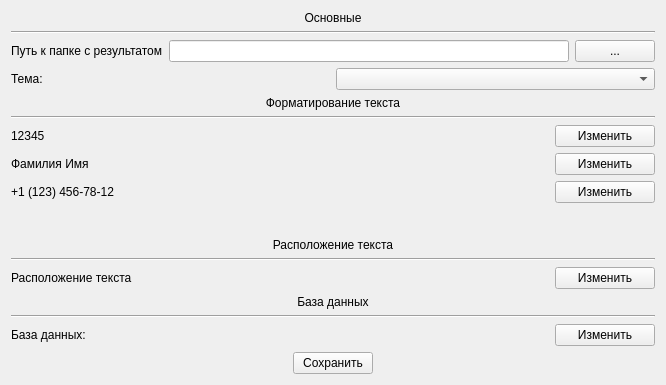
The window that source/ui/options.ui (pavel-cpp/tip) describes before a commit, drawn with Qt 5.
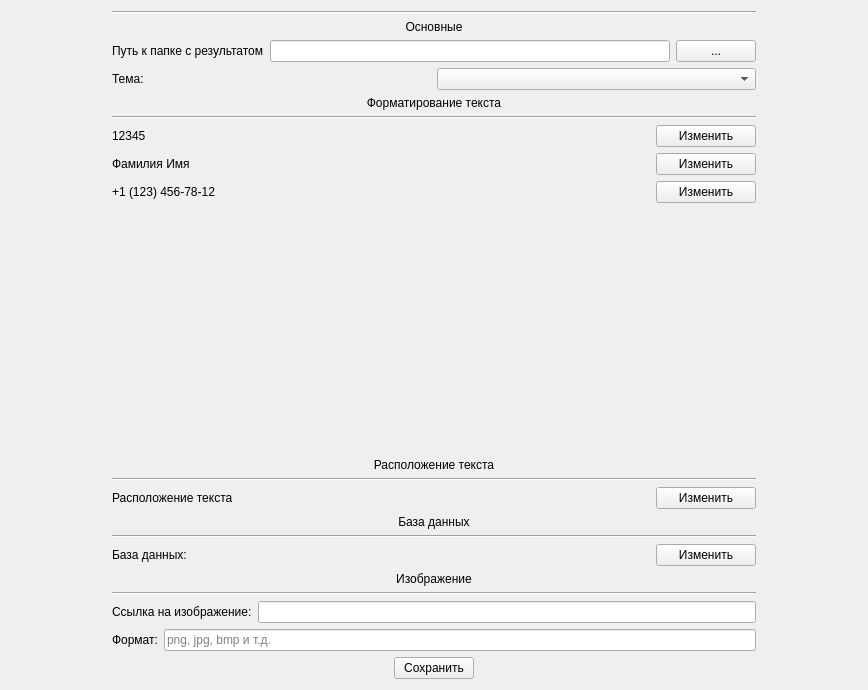
The same window after the commit. Icons and pictures are not drawn.

Commit message: added image settings

Diff of the .ui file:
```diff
--- a/source/ui/options.ui
+++ b/source/ui/options.ui
@@ -6,8 +6,8 @@
    <rect>
     <x>0</x>
     <y>0</y>
-    <width>666</width>
-    <height>385</height>
+    <width>868</width>
+    <height>690</height>
    </rect>
   </property>
   <property name="windowTitle">
@@ -17,15 +17,15 @@
    <iconset>
     <normaloff>:/YandexDisk/Work/Заказы/(7)/Beta 1.3/icon.png</normaloff>:/YandexDisk/Work/Заказы/(7)/Beta 1.3/icon.png</iconset>
   </property>
-  <layout class="QHBoxLayout" name="horizontalLayout_10">
+  <layout class="QHBoxLayout" name="horizontalLayout_11">
    <item>
-    <spacer name="horizontalSpacer_4">
+    <spacer name="horizontalSpacer_3">
      <property name="orientation">
       <enum>Qt::Horizontal</enum>
      </property>
      <property name="sizeHint" stdset="0">
       <size>
-       <width>62</width>
+       <width>61</width>
        <height>20</height>
       </size>
      </property>
@@ -35,6 +35,13 @@
     <layout class="QVBoxLayout" name="verticalLayout_6">
      <item>
       <layout class="QVBoxLayout" name="verticalLayout">
+       <item>
+        <widget class="Line" name="line_4">
+         <property name="orientation">
+          <enum>Qt::Horizontal</enum>
+         </property>
+        </widget>
+       </item>
        <item>
         <widget class="QLabel" name="general_lebel">
          <property name="toolTip">
@@ -45,13 +52,6 @@
          </property>
         </widget>
        </item>
-       <item>
-        <widget class="Line" name="line_4">
-         <property name="orientation">
-          <enum>Qt::Horizontal</enum>
-         </property>
-        </widget>
-       </item>
        <item>
         <layout class="QHBoxLayout" name="horizontalLayout_5">
          <item>
@@ -283,6 +283,56 @@
        </item>
       </layout>
      </item>
+     <item>
+      <layout class="QVBoxLayout" name="verticalLayout_4">
+       <item>
+        <widget class="QLabel" name="image_label">
+         <property name="text">
+          <string>&lt;html&gt;&lt;head/&gt;&lt;body&gt;&lt;p align=&quot;center&quot;&gt;Изображение&lt;/p&gt;&lt;/body&gt;&lt;/html&gt;</string>
+         </property>
+        </widget>
+       </item>
+       <item>
+        <widget class="Line" name="database_label_2">
+         <property name="orientation">
+          <enum>Qt::Horizontal</enum>
+         </property>
+        </widget>
+       </item>
+       <item>
+        <layout class="QHBoxLayout" name="horizontalLayout_8">
+         <item>
+          <widget class="QLabel" name="image_url_label">
+           <property name="text">
+            <string>Ссылка на изображение:</string>
+           </property>
+          </widget>
+         </item>
+         <item>
+          <widget class="QLineEdit" name="image_url_edit"/>
+         </item>
+        </layout>
+       </item>
+       <item>
+        <layout class="QHBoxLayout" name="horizontalLayout_10">
+         <item>
+          <widget class="QLabel" name="image_format_label">
+           <property name="text">
+            <string>Формат:</string>
+           </property>
+          </widget>
+         </item>
+         <item>
+          <widget class="QLineEdit" name="image_format_edit">
+           <property name="placeholderText">
+            <string>png, jpg, bmp и т.д.</string>
+           </property>
+          </widget>
+         </item>
+        </layout>
+       </item>
+      </layout>
+     </item>
      <item>
       <layout class="QHBoxLayout" name="horizontalLayout_7">
        <item>
@@ -323,13 +373,13 @@
     </layout>
    </item>
    <item>
-    <spacer name="horizontalSpacer_3">
+    <spacer name="horizontalSpacer_4">
      <property name="orientation">
       <enum>Qt::Horizontal</enum>
      </property>
      <property name="sizeHint" stdset="0">
       <size>
-       <width>61</width>
+       <width>62</width>
        <height>20</height>
       </size>
      </property>
```
